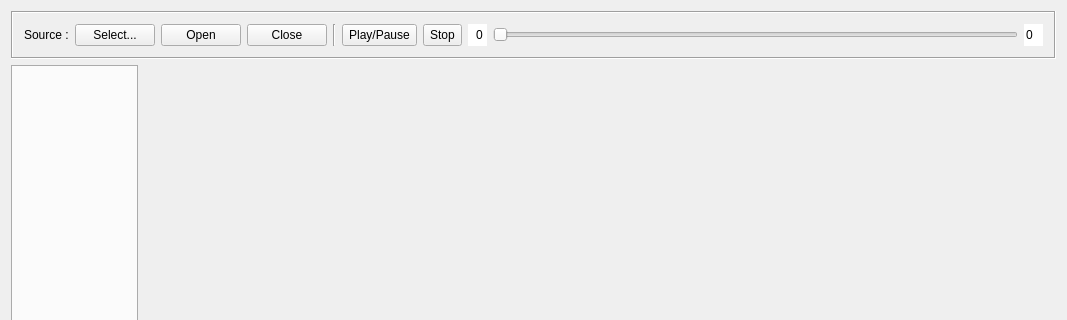
The window that source/camutilwindow.ui (Nkyoku/camutil) describes before a commit, drawn with Qt 5; both pictures show x 0 to 1067 and y 0 to 320 of the 1067 by 797 pixel window.
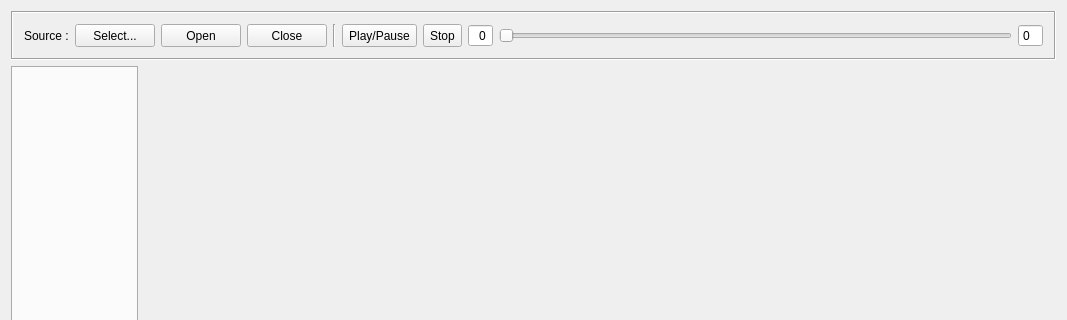
The same window after the commit.

What changed in the file:
```diff
--- a/source/camutilwindow.ui
+++ b/source/camutilwindow.ui
@@ -123,9 +123,6 @@
            <verstretch>0</verstretch>
           </sizepolicy>
          </property>
-         <property name="frame">
-          <bool>false</bool>
-         </property>
          <property name="alignment">
           <set>Qt::AlignRight|Qt::AlignTrailing|Qt::AlignVCenter</set>
          </property>
@@ -155,9 +152,6 @@
            <verstretch>0</verstretch>
           </sizepolicy>
          </property>
-         <property name="frame">
-          <bool>false</bool>
-         </property>
          <property name="buttonSymbols">
           <enum>QAbstractSpinBox::NoButtons</enum>
          </property>
```
